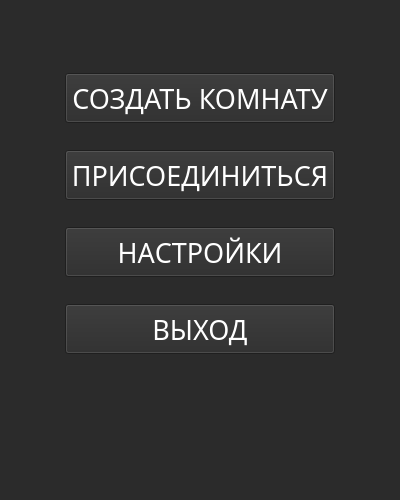
The window that MyTama/tama_guis/Menu.ui (venberrry/MyTamaGame) describes before a commit, drawn with Qt 5.
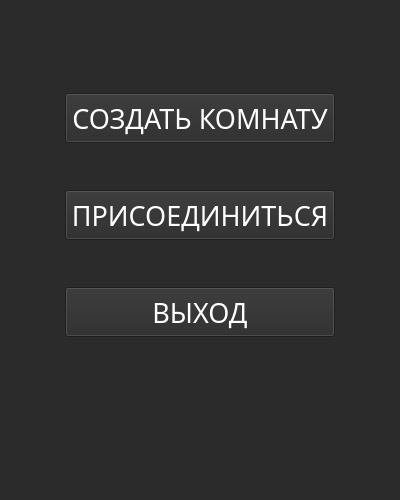
The same window after the commit.

Diff of the .ui file:
```diff
--- a/MyTama/tama_guis/Menu.ui
+++ b/MyTama/tama_guis/Menu.ui
@@ -518,240 +518,7 @@
       <number>4</number>
      </property>
      <item row="5" column="0">
-      <widget class="QPushButton" name="exitBTN">
-       <property name="sizePolicy">
-        <sizepolicy hsizetype="Fixed" vsizetype="Fixed">
-         <horstretch>1</horstretch>
-         <verstretch>0</verstretch>
-        </sizepolicy>
-       </property>
-       <property name="minimumSize">
-        <size>
-         <width>270</width>
-         <height>50</height>
-        </size>
-       </property>
-       <property name="maximumSize">
-        <size>
-         <width>270</width>
-         <height>50</height>
-        </size>
-       </property>
-       <property name="palette">
-        <palette>
-         <active>
-          <colorrole role="WindowText">
-           <brush brushstyle="SolidPattern">
-            <color alpha="255">
-             <red>255</red>
-             <green>255</green>
-             <blue>255</blue>
-            </color>
-           </brush>
-          </colorrole>
-          <colorrole role="Button">
-           <brush brushstyle="SolidPattern">
-            <color alpha="255">
-             <red>43</red>
-             <green>43</green>
-             <blue>43</blue>
-            </color>
-           </brush>
-          </colorrole>
-          <colorrole role="Mid">
-           <brush brushstyle="SolidPattern">
-            <color alpha="255">
-             <red>181</red>
-             <green>181</green>
-             <blue>181</blue>
-            </color>
-           </brush>
-          </colorrole>
-          <colorrole role="Text">
-           <brush brushstyle="SolidPattern">
-            <color alpha="255">
-             <red>255</red>
-             <green>255</green>
-             <blue>255</blue>
-            </color>
-           </brush>
-          </colorrole>
-          <colorrole role="ButtonText">
-           <brush brushstyle="SolidPattern">
-            <color alpha="255">
-             <red>255</red>
-             <green>255</green>
-             <blue>255</blue>
-            </color>
-           </brush>
-          </colorrole>
-          <colorrole role="Base">
-           <brush brushstyle="SolidPattern">
-            <color alpha="255">
-             <red>43</red>
-             <green>43</green>
-             <blue>43</blue>
-            </color>
-           </brush>
-          </colorrole>
-          <colorrole role="Window">
-           <brush brushstyle="SolidPattern">
-            <color alpha="255">
-             <red>43</red>
-             <green>43</green>
-             <blue>43</blue>
-            </color>
-           </brush>
-          </colorrole>
-         </active>
-         <inactive>
-          <colorrole role="WindowText">
-           <brush brushstyle="SolidPattern">
-            <color alpha="255">
-             <red>255</red>
-             <green>255</green>
-             <blue>255</blue>
-            </color>
-           </brush>
-          </colorrole>
-          <colorrole role="Button">
-           <brush brushstyle="SolidPattern">
-            <color alpha="255">
-             <red>43</red>
-             <green>43</green>
-             <blue>43</blue>
-            </color>
-           </brush>
-          </colorrole>
-          <colorrole role="Mid">
-           <brush brushstyle="SolidPattern">
-            <color alpha="255">
-             <red>181</red>
-             <green>181</green>
-             <blue>181</blue>
-            </color>
-           </brush>
-          </colorrole>
-          <colorrole role="Text">
-           <brush brushstyle="SolidPattern">
-            <color alpha="255">
-             <red>255</red>
-             <green>255</green>
-             <blue>255</blue>
-            </color>
-           </brush>
-          </colorrole>
-          <colorrole role="ButtonText">
-           <brush brushstyle="SolidPattern">
-            <color alpha="255">
-             <red>255</red>
-             <green>255</green>
-             <blue>255</blue>
-            </color>
-           </brush>
-          </colorrole>
-          <colorrole role="Base">
-           <brush brushstyle="SolidPattern">
-            <color alpha="255">
-             <red>43</red>
-             <green>43</green>
-             <blue>43</blue>
-            </color>
-           </brush>
-          </colorrole>
-          <colorrole role="Window">
-           <brush brushstyle="SolidPattern">
-            <color alpha="255">
-             <red>43</red>
-             <green>43</green>
-             <blue>43</blue>
-            </color>
-           </brush>
-          </colorrole>
-         </inactive>
-         <disabled>
-          <colorrole role="WindowText">
-           <brush brushstyle="SolidPattern">
-            <color alpha="255">
-             <red>255</red>
-             <green>255</green>
-             <blue>255</blue>
-            </color>
-           </brush>
-          </colorrole>
-          <colorrole role="Button">
-           <brush brushstyle="SolidPattern">
-            <color alpha="255">
-             <red>43</red>
-             <green>43</green>
-             <blue>43</blue>
-            </color>
-           </brush>
-          </colorrole>
-          <colorrole role="Mid">
-           <brush brushstyle="SolidPattern">
-            <color alpha="255">
-             <red>181</red>
-             <green>181</green>
-             <blue>181</blue>
-            </color>
-           </brush>
-          </colorrole>
-          <colorrole role="Text">
-           <brush brushstyle="SolidPattern">
-            <color alpha="255">
-             <red>255</red>
-             <green>255</green>
-             <blue>255</blue>
-            </color>
-           </brush>
-          </colorrole>
-          <colorrole role="ButtonText">
-           <brush brushstyle="SolidPattern">
-            <color alpha="255">
-             <red>255</red>
-             <green>255</green>
-             <blue>255</blue>
-            </color>
-           </brush>
-          </colorrole>
-          <colorrole role="Base">
-           <brush brushstyle="SolidPattern">
-            <color alpha="255">
-             <red>43</red>
-             <green>43</green>
-             <blue>43</blue>
-            </color>
-           </brush>
-          </colorrole>
-          <colorrole role="Window">
-           <brush brushstyle="SolidPattern">
-            <color alpha="255">
-             <red>43</red>
-             <green>43</green>
-             <blue>43</blue>
-            </color>
-           </brush>
-          </colorrole>
-         </disabled>
-        </palette>
-       </property>
-       <property name="font">
-        <font>
-         <family>Franklin Gothic Demi</family>
-         <pointsize>20</pointsize>
-        </font>
-       </property>
-       <property name="cursor">
-        <cursorShape>PointingHandCursor</cursorShape>
-       </property>
-       <property name="text">
-        <string>НАСТРОЙКИ</string>
-       </property>
-      </widget>
-     </item>
-     <item row="6" column="0">
-      <widget class="QPushButton" name="pushButton_4">
+      <widget class="QPushButton" name="leftGameBTN">
        <property name="sizePolicy">
         <sizepolicy hsizetype="Fixed" vsizetype="Fixed">
          <horstretch>1</horstretch>
```
Left out of the diff: 466 changed lines with no effect on the pictures.
